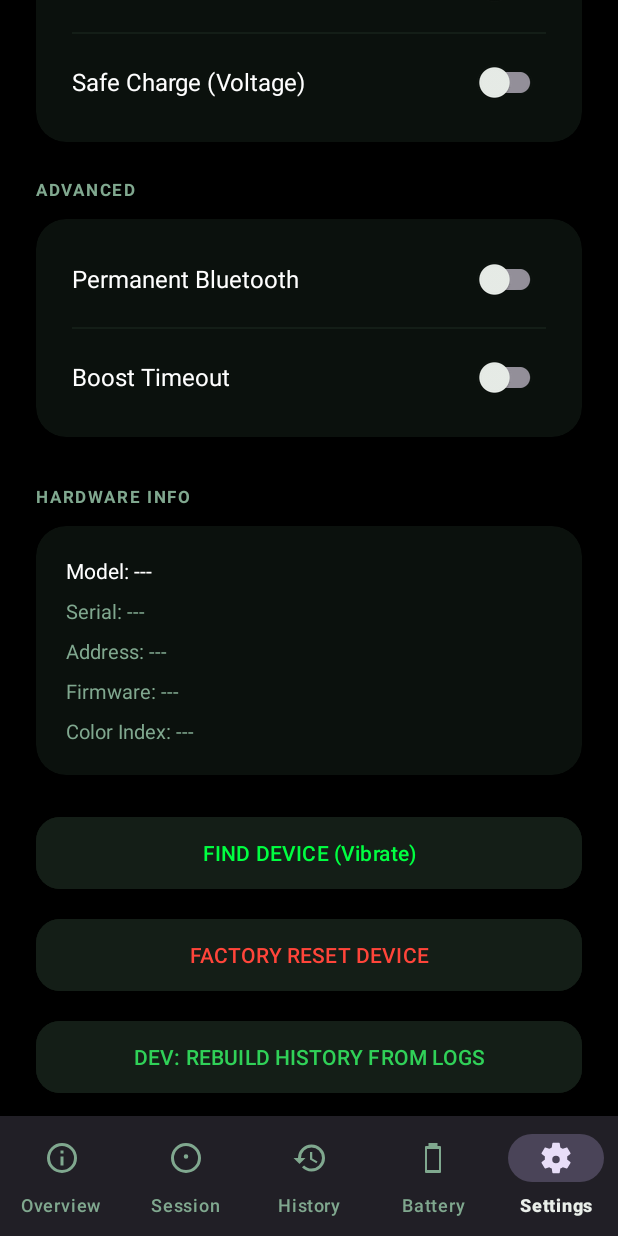
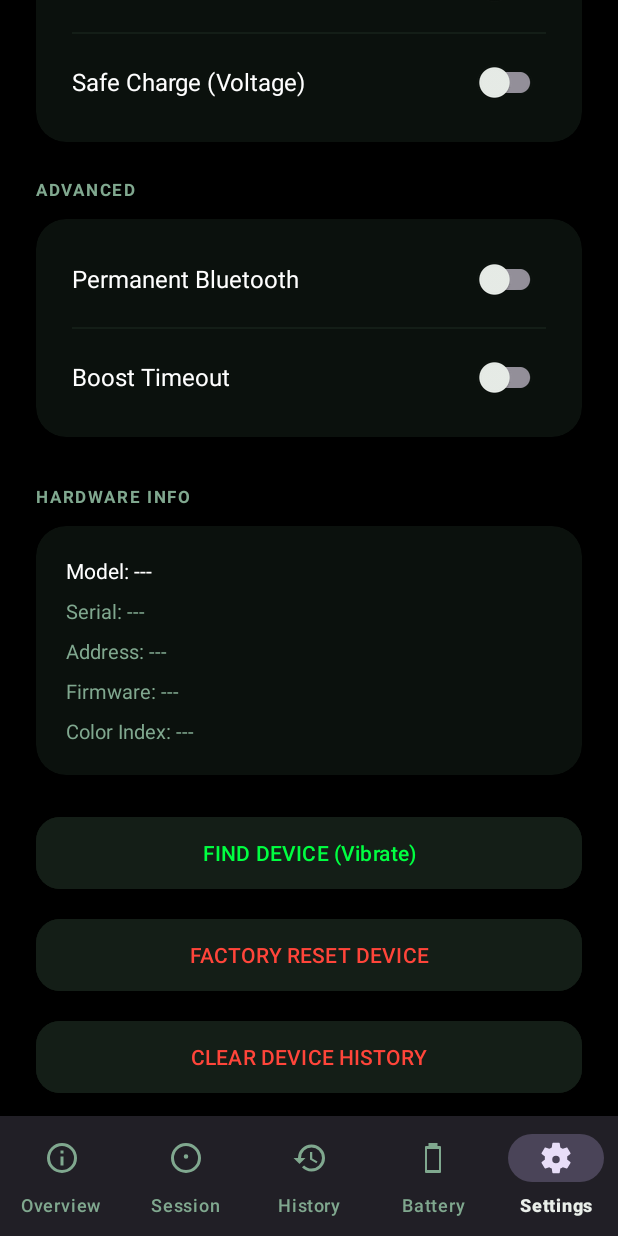
Before and after one commit to 0022111/sbtracker, an Android app: the screen it shows after launch (MainActivity), item 5 of the bottom bar chosen, scrolled down 1041 dp, on a phone screen of 412 x 824 dp. Run offline under Robolectric (Android 15) with nearby library versions, the phone set to English and light mode, and no system bars; our stand-ins replace Dagger/Hilt's generated code, Room's generated code; 2 statements that could not run were skipped.

Commit message:
feat(T-065): Clear Device History button in Settings
Adds 'CLEAR DEVICE HISTORY' button in the Settings device action section.
Tapping shows a confirmation dialog naming the device. On confirm, calls
historyVm.clearSessionHistory() which wipes all 6 tables for the active device.
Safe no-op if no device is connected (activeDevice.value guard).

https://claude.ai/code/session_01GFsDy39jS1w16TFvfzh4rW

```diff
--- a/app/src/main/res/layout/fragment_settings.xml
+++ b/app/src/main/res/layout/fragment_settings.xml
@@ -605,6 +605,16 @@
             app:cornerRadius="16dp" />
 
         <Button
+            android:id="@+id/btn_clear_device_history"
+            android:layout_width="match_parent"
+            android:layout_height="56dp"
+            android:layout_marginTop="12dp"
+            android:backgroundTint="#141E17"
+            android:text="CLEAR DEVICE HISTORY"
+            android:textColor="#FF453A"
+            app:cornerRadius="16dp" />
+
+        <Button
             android:id="@+id/btn_dev_rebuild_history"
             android:layout_width="match_parent"
             android:layout_height="56dp"
```
Also changed, not shown: app/src/main/java/com/sbtracker/ui/SettingsFragment.kt (+13 -0 lines).
